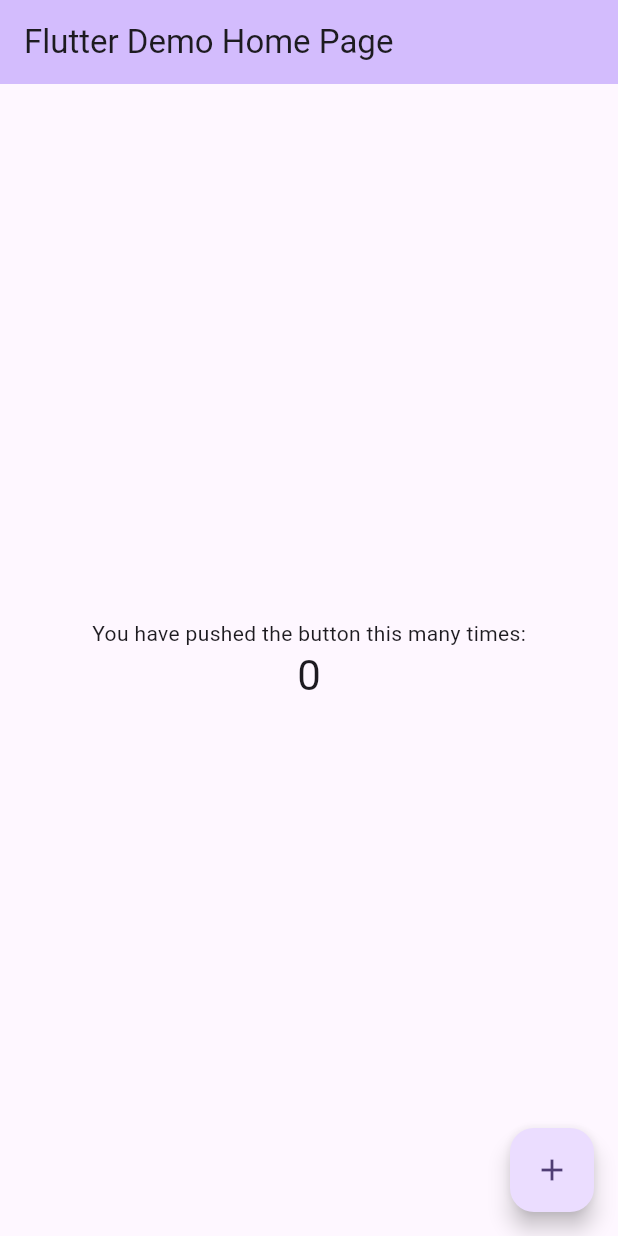
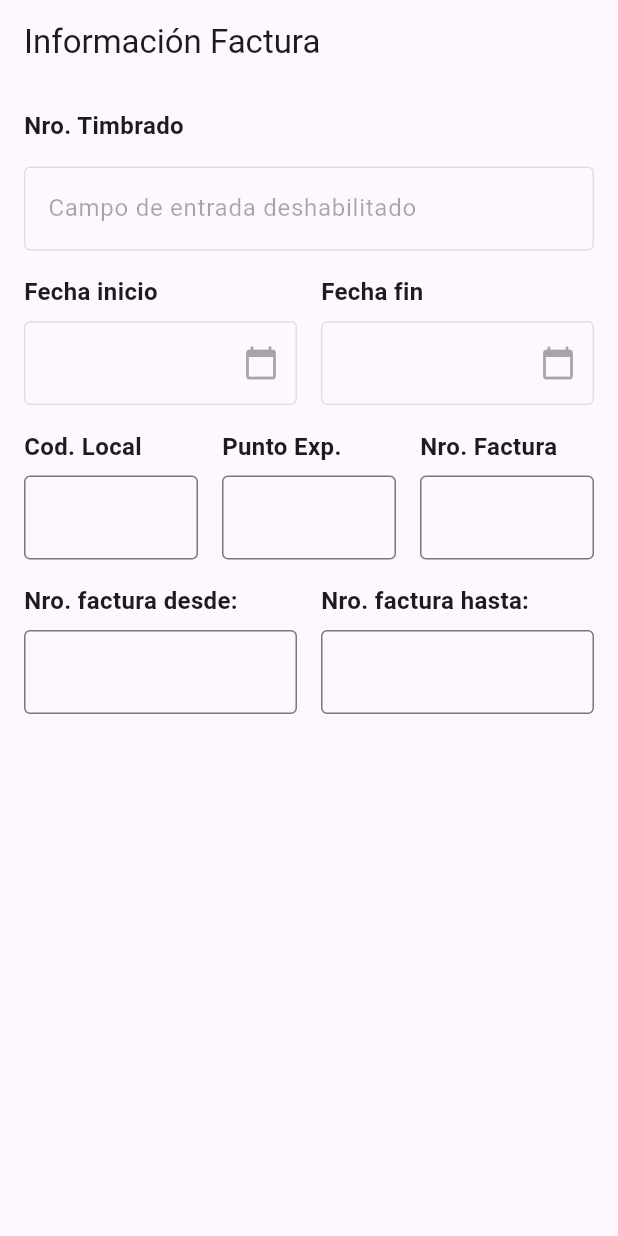
Before and after one commit to 0208Smat/AppPeajeCv, a Flutter app: the screen it shows after launch, on a phone screen of 412 x 824 dp. Run offline on Flutter 3.47's test engine with Material 3 defaults, Android fonts, the phone set to English and light mode, and no system bars.

Commit message:
Pantalla de informacion de factura.

```diff
--- a/lib/main.dart
+++ b/lib/main.dart
@@ -1,3 +1,4 @@
+import 'package:app_peaje_cv/pages/InvoiInfo.dart';
 import 'package:flutter/material.dart';
 
 void main() {
@@ -31,7 +32,8 @@
         colorScheme: ColorScheme.fromSeed(seedColor: Colors.deepPurple),
         useMaterial3: true,
       ),
-      home: const MyHomePage(title: 'Flutter Demo Home Page'),
+      //home: const MyHomePage(title: 'Flutter Demo Home Page'),
+      home: InvoiInfo(),
     );
   }
 }
--- /dev/null
+++ b/lib/pages/InvoiInfo.dart
@@ -0,0 +1,198 @@
+import 'package:flutter/material.dart';
+
+class InvoiInfo extends StatelessWidget {
+  static final routName = 'invoiInfo';
+
+  @override
+  Widget build(BuildContext context) {
+    return Scaffold(
+      appBar: AppBar(title: Text("Información Factura")),
+      body: Padding(
+        padding: const EdgeInsets.all(16.0),
+        child: Column(
+          crossAxisAlignment: CrossAxisAlignment.start,
+          children: <Widget>[
+            Text(
+              'Nro. Timbrado',
+              style: TextStyle(
+                fontSize: 16,
+                fontWeight: FontWeight.bold,
+              ),
+            ),
+            SizedBox(height: 16),
+            TextField(
+              enabled: false, // Deshabilita el campo de entrada
+              decoration: InputDecoration(
+                labelText: 'Campo de entrada deshabilitado',
+                border: OutlineInputBorder(), // Aplica un borde alrededor del campo de entrada
+              ),
+            ),
+            SizedBox(height: 16), // Espacio entre los campos de entrada
+            Row(
+              children: <Widget>[
+                Expanded(
+                  child: Column(
+                    crossAxisAlignment: CrossAxisAlignment.start,
+                    children: <Widget>[
+                      Text(
+                        'Fecha inicio',
+                        style: TextStyle(
+                          fontSize: 16,
+                          fontWeight: FontWeight.bold,
+                        ),
+                      ),
+                      SizedBox(height: 8), // Espacio entre el título y el campo de entrada
+                      TextField(
+                        enabled: false, // Deshabilita el campo de entrada
+                        decoration: InputDecoration(
+                          border: OutlineInputBorder(), // Aplica un borde alrededor del campo de entrada
+                          suffixIcon: Icon(Icons.calendar_today), // Ícono de calendario
+                        ),
+                        keyboardType: TextInputType.datetime, // Tipo de teclado para fecha
+                      ),
+                    ],
+                  ),
+                ),
+                SizedBox(width: 16), // Espacio entre los campos de fecha
+                Expanded(
+                  child: Column(
+                    crossAxisAlignment: CrossAxisAlignment.start,
+                    children: <Widget>[
+                      Text(
+                        'Fecha fin',
+                        style: TextStyle(
+                          fontSize: 16,
+                          fontWeight: FontWeight.bold,
+                        ),
+                      ),
+                      SizedBox(height: 8), // Espacio entre el título y el campo de entrada
+                      TextField(
+                        enabled: false, // Deshabilita el campo de entrada
+                        decoration: InputDecoration(
+                          border: OutlineInputBorder(), // Aplica un borde alrededor del campo de entrada
+                          suffixIcon: Icon(Icons.calendar_today), // Ícono de calendario
+                        ),
+                        keyboardType: TextInputType.datetime, // Tipo de teclado para fecha
+                      ),
+                    ],
+                  ),
+                ),
+              ],
+            ),SizedBox(height: 16), // Espacio entre el label con fondo y los campos de entrada adicionales
+            Row(
+              children: <Widget>[
+                Expanded(
+                  child: Column(
+                    crossAxisAlignment: CrossAxisAlignment.start,
+                    children: <Widget>[
+                      Text(
+                        'Cod. Local',
+                        style: TextStyle(
+                          fontSize: 16,
+                          fontWeight: FontWeight.bold,
+                        ),
+                      ),
+                      SizedBox(height: 8), // Espacio entre el título y el campo de entrada
+                      TextField(
+                        decoration: InputDecoration(
+                          border: OutlineInputBorder(),
+                        ),
+                      ),
+                    ],
+                  ),
+                ),
+                SizedBox(width: 16), // Espacio entre los campos de entrada
+                Expanded(
+                  child: Column(
+                    crossAxisAlignment: CrossAxisAlignment.start,
+                    children: <Widget>[
+                      Text(
+                        'Punto Exp.',
+                        style: TextStyle(
+                          fontSize: 16,
+                          fontWeight: FontWeight.bold,
+                        ),
+                      ),
+                      SizedBox(height: 8), // Espacio entre el título y el campo de entrada
+                      TextField(
+                        decoration: InputDecoration(
+                          border: OutlineInputBorder(),
+                        ),
+                      ),
+                    ],
+                  ),
+                ),
+                SizedBox(width: 16), // Espacio entre los campos de entrada
+                Expanded(
+                  child: Column(
+                    crossAxisAlignment: CrossAxisAlignment.start,
+                    children: <Widget>[
+                      Text(
+                        'Nro. Factura',
+                        style: TextStyle(
+                          fontSize: 16,
+                          fontWeight: FontWeight.bold,
+                        ),
+                      ),
+                      SizedBox(height: 8), // Espacio entre el título y el campo de entrada
+                      TextField(
+                        decoration: InputDecoration(
+                          border: OutlineInputBorder(),
+                        ),
+                      ),
+                    ],
+                  ),
+                ),
+              ],
+            ),SizedBox(height: 16),
+            Row(
+              children: [
+                Expanded(
+                  child: Column(
+                    crossAxisAlignment: CrossAxisAlignment.start,
+                    children: <Widget>[
+                      Text(
+                        'Nro. factura desde:',
+                        style: TextStyle(
+                          fontSize: 16,
+                          fontWeight: FontWeight.bold,
+                        ),
+                      ),
+                      SizedBox(height: 8), // Espacio entre el título y el campo de entrada
+                      TextField(
+                        decoration: InputDecoration(
+                          border: OutlineInputBorder(),
+                        ),
+                      ),
+                    ],
+                  ),
+                ),
+                SizedBox(width: 16),
+                Expanded(
+                  child: Column(
+                    crossAxisAlignment: CrossAxisAlignment.start,
+                    children: <Widget>[
+                      Text(
+                        'Nro. factura hasta:',
+                        style: TextStyle(
+                          fontSize: 16,
+                          fontWeight: FontWeight.bold,
+                        ),
+                      ),
+                      SizedBox(height: 8), // Espacio entre el título y el campo de entrada
+                      TextField(
+                        decoration: InputDecoration(
+                          border: OutlineInputBorder(),
+                        ),
+                      ),
+                    ],
+                  ),
+                )
+              ],
+            )
+          ],
+        ),
+      ),
+    );
+  }
+}
```
